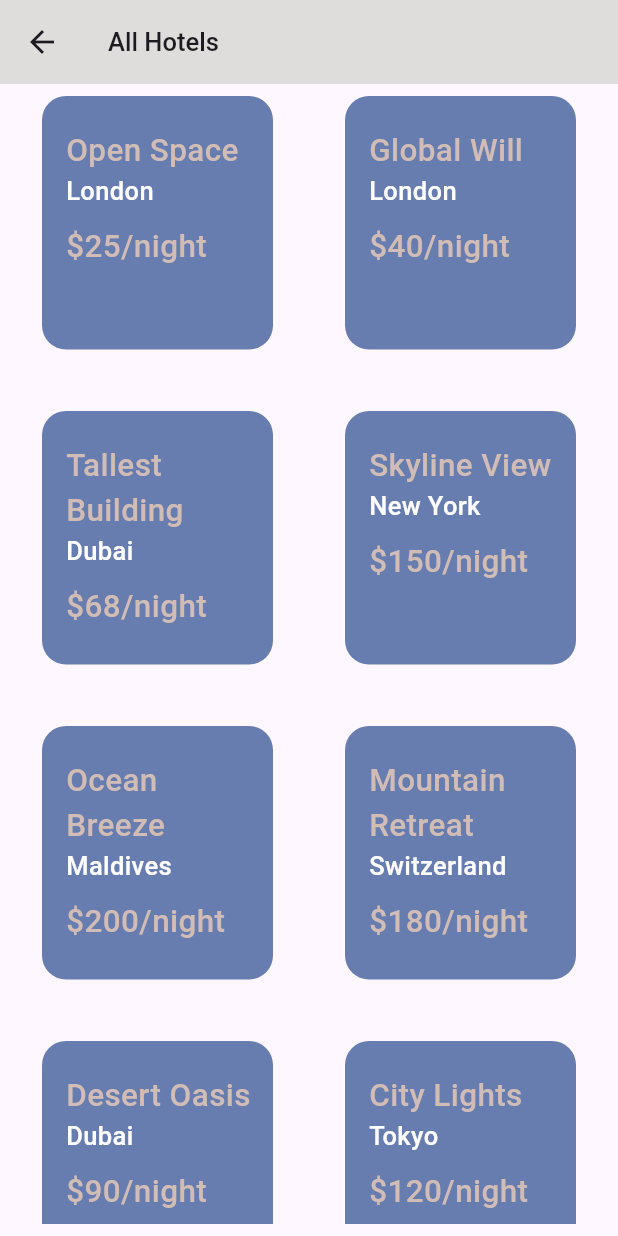
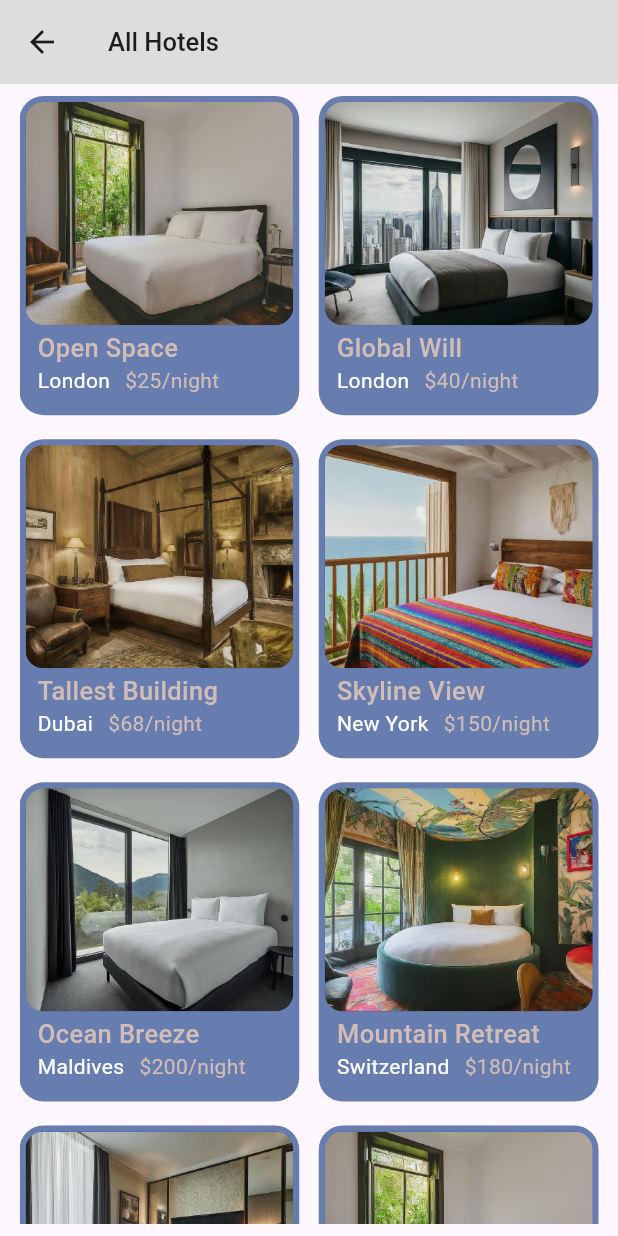
Before and after one commit to DAdawit/new_flutter, a Flutter app: the HotelScreen screen opened by its route, on a phone screen of 412 x 824 dp. Run offline on Flutter 3.47's test engine with Material 3 defaults, Android fonts, the phone set to English and light mode, and no system bars; our stand-ins replace barcode_widget, fluentui_icons.

Commit message:
hotels list page

```diff
--- a/lib/base/res/styles/app_styles.dart
+++ b/lib/base/res/styles/app_styles.dart
@@ -25,5 +25,5 @@ class AppStyles {
   static TextStyle headLine3 =
       const TextStyle(fontSize: 17, fontWeight: FontWeight.w500);
   static TextStyle headLine4 =
-      const TextStyle(fontSize: 14, fontWeight: FontWeight.w500);
+      const TextStyle(fontSize: 14, fontWeight: FontWeight.w400);
 }
--- a/lib/base/utils/all_json.dart
+++ b/lib/base/utils/all_json.dart
@@ -3,91 +3,121 @@ List<Map<String, dynamic>> hotelList = [
     'image': 'bedroom1.jpg',
     'place': 'Open Space',
     'destination': 'London',
-    'price': 25
+    'price': 25,
+    'description':
+        'A cozy and affordable room located in the heart of London, offering easy access to the city’s iconic landmarks and vibrant culture.'
   },
   {
     'image': 'bedroom2.jpg',
     'place': 'Global Will',
     'destination': 'London',
-    'price': 40
+    'price': 40,
+    'description':
+        'A modern hotel in London offering luxurious amenities and spacious rooms, perfect for business travelers and tourists alike.'
   },
   {
     'image': 'bedroom3.jpg',
     'place': 'Tallest Building',
     'destination': 'Dubai',
-    'price': 68
+    'price': 68,
+    'description':
+        'Stay in the world-renowned tallest building in Dubai with breathtaking views of the city skyline and luxurious accommodations.'
   },
   {
     'image': 'bedroom4.jpg',
     'place': 'Skyline View',
     'destination': 'New York',
-    'price': 150
+    'price': 150,
+    'description':
+        'Enjoy a breathtaking view of the New York City skyline from this elegant and stylish hotel in the heart of Manhattan.'
   },
   {
     'image': 'bedroom5.jpg',
     'place': 'Ocean Breeze',
     'destination': 'Maldives',
-    'price': 200
+    'price': 200,
+    'description':
+        'Escape to the Maldives and relax in this beachfront hotel with stunning ocean views, private villas, and tropical serenity.'
   },
   {
     'image': 'bedroom6.jpg',
     'place': 'Mountain Retreat',
     'destination': 'Switzerland',
-    'price': 180
+    'price': 180,
+    'description':
+        'A serene mountain retreat nestled in the Swiss Alps, offering luxury accommodation with access to hiking trails and ski resorts.'
   },
   {
     'image': 'bedroom7.jpg',
     'place': 'Desert Oasis',
     'destination': 'Dubai',
-    'price': 90
+    'price': 90,
+    'description':
+        'An oasis in the Dubai desert, combining modern luxury with a traditional Arabian ambiance. Perfect for a unique desert experience.'
   },
   {
     'image': 'bedroom1.jpg',
     'place': 'City Lights',
     'destination': 'Tokyo',
-    'price': 120
+    'price': 120,
+    'description':
+        'Experience the vibrant energy of Tokyo with a stay in this chic hotel, located close to major shopping districts and cultural sites.'
   },
   {
     'image': 'bedroom2.jpg',
     'place': 'Historic Haven',
     'destination': 'Rome',
-    'price': 80
+    'price': 80,
+    'description':
+        'Immerse yourself in the rich history of Rome by staying in this charming hotel located near iconic landmarks like the Colosseum.'
   },
   {
     'image': 'bedroom3.jpg',
     'place': 'Tropical Paradise',
     'destination': 'Hawaii',
-    'price': 250
+    'price': 250,
+    'description':
+        'A tropical paradise in Hawaii with beachfront access, stunning views, and a variety of activities for an unforgettable island vacation.'
   },
   {
     'image': 'bedroom4.jpg',
     'place': 'Countryside Charm',
     'destination': 'Tuscany',
-    'price': 70
+    'price': 70,
+    'description':
+        'A charming hotel in the Tuscan countryside, offering a peaceful escape with picturesque views of vineyards and rolling hills.'
   },
   {
     'image': 'bedroom5.jpg',
     'place': 'Urban Chic',
     'destination': 'Paris',
-    'price': 130
+    'price': 130,
+    'description':
+        'Stay in style in the heart of Paris with this chic and modern hotel, located near the Eiffel Tower and other famous landmarks.'
   },
   {
     'image': 'bedroom6.jpg',
     'place': 'Luxury Resort',
     'destination': 'Bali',
-    'price': 300
+    'price': 300,
+    'description':
+        'Indulge in the ultimate luxury at this Bali resort, featuring private villas, serene gardens, and world-class spa treatments.'
   },
   {
     'image': 'bedroom7.jpg',
     'place': 'Island Escape',
     'destination': 'Seychelles',
-    'price': 280
+    'price': 280,
+    'description':
+        'A secluded island escape in the Seychelles, offering pristine beaches, crystal-clear waters, and luxurious accommodations.'
   },
   {
     'image': 'bedroom7.jpg',
     'place': 'Forest Cabin',
     'destination': 'Canada',
-    'price': 60
+    'price': 60,
+    'description':
+        'A cozy forest cabin in Canada, perfect for nature lovers looking to enjoy peaceful surroundings and explore nearby hiking trails.'
   },
 ];
 
--- a/lib/screens/Hotel/hotel_screen.dart
+++ b/lib/screens/Hotel/hotel_screen.dart
@@ -16,25 +16,91 @@ class HotelScreen extends StatelessWidget {
             style: AppStyles.headLine3,
           ),
         ),
-        body: Padding(
+        body: Container(
+          margin: const EdgeInsets.only(left: 5),
+          child: Padding(
             padding: const EdgeInsets.all(8.0),
             child: GridView.builder(
               gridDelegate: const SliverGridDelegateWithFixedCrossAxisCount(
                   crossAxisCount: 2,
                   crossAxisSpacing: 8,
                   mainAxisSpacing: 16,
-                childAspectRatio: 1.0),
+                  childAspectRatio: 0.9),
               itemCount: hotelList.length,
               itemBuilder: (context, index) {
                 var singleHotel = hotelList[index];
-              return Hotel(hotel: singleHotel);
+                return HotelGridView(hotel: singleHotel);
               },
             ),
-          // scrollDirection: Axis.vertical,
-          // children: hotelList.map((hotel) => Hotel(hotel: hotel)).toList(),
+          ),
         )
 
         // body: Padding(padding: padding),
         );
   }
 }
+
+class HotelGridView extends StatelessWidget {
+  final bool wholeScreen;
+  final Map<String, dynamic> hotel;
+  const HotelGridView(
+      {super.key, required this.hotel, this.wholeScreen = false});
+
+  @override
+  Widget build(BuildContext context) {
+    // final size = MediaQuery.of(context).size;
+
+    return Container(
+      padding: const EdgeInsets.all(4),
+      margin: const EdgeInsets.only(right: 5),
+      decoration: BoxDecoration(
+          color: AppStyles.primaryColor,
+          borderRadius: BorderRadius.circular(16)),
+      child: Column(
+        crossAxisAlignment: CrossAxisAlignment.start,
+        children: [
+          AspectRatio(
+            aspectRatio: 1.2,
+            child: Container(
+              decoration: BoxDecoration(
+                  color: AppStyles.ticketBlue,
+                  borderRadius: BorderRadius.circular(12),
+                  image: DecorationImage(
+                      image: AssetImage('assets/images/${hotel["image"]}'),
+                      fit: BoxFit.cover)),
+            ),
+          ),
+          Padding(
+            padding: const EdgeInsets.only(left: 8, top: 3),
+            child: Column(
+              crossAxisAlignment: CrossAxisAlignment.start,
+              mainAxisAlignment: MainAxisAlignment.spaceBetween,
+              children: [
+                Text(
+                  hotel["place"],
+                  style: AppStyles.headLine3.copyWith(
+                    color: AppStyles.kakiColor,
+                  ),
+                ),
+                Row(
+                  children: [
+                    Text(
+                      hotel["destination"],
+                      style: AppStyles.headLine4.copyWith(color: Colors.white),
+                    ),
+                    const SizedBox(width: 10),
+                    Text(
+                      "\$${hotel["price"]}/night",
+                      style: AppStyles.headLine4
+                          .copyWith(color: AppStyles.kakiColor),
+                    ),
+                  ],
+                ),
+              ],
+            ),
+          ),
+        ],
+      ),
+    );
+  }
+}
--- a/lib/screens/Hotel/widgets/hotel.dart
+++ b/lib/screens/Hotel/widgets/hotel.dart
@@ -11,8 +11,8 @@ class Hotel extends StatelessWidget {
     final size = MediaQuery.of(context).size;
 
     return Container(
-      // width: size.width * 0.6,
-      // height: 350,
+      width: size.width * 0.6,
+      height: 350,
       padding: const EdgeInsets.all(8),
       margin: EdgeInsets.only(
           right: wholeScreen ? 0 : 20,
@@ -25,7 +25,7 @@ class Hotel extends StatelessWidget {
         crossAxisAlignment: CrossAxisAlignment.start,
         children: [
           Container(
-            // height: 175,
+            height: 175,
             decoration: BoxDecoration(
                 color: AppStyles.ticketBlue,
                 borderRadius: BorderRadius.circular(12),
--- a/lib/screens/Hotel/widgets/hotel_card.dart
+++ /dev/null
@@ -1,131 +0,0 @@
-import 'package:flutter/material.dart';
-import 'package:flutter_application_1/base/res/styles/app_styles.dart';
-
-// class HotelCard extends StatelessWidget {
-//   final bool wholeScreen;
-//   final Map<String, dynamic> hotel;
-//   const HotelCard({super.key, required this.hotel, this.wholeScreen = false});
-
-//   @override
-//   Widget build(BuildContext context) {
-//     final size = MediaQuery.of(context).size;
-
-//     return Scaffold(
-//         body: Container(
-//       width: size.width * 0.6,
-//       padding: const EdgeInsets.all(8),
-//       margin: EdgeInsets.only(
-//           right: wholeScreen ? 0 : 20,
-//           left: wholeScreen ? 0 : 20,
-//           bottom: wholeScreen ? 0 : 25),
-//       height: 350,
-//       decoration: BoxDecoration(
-//           color: AppStyles.primaryColor,
-//           borderRadius: BorderRadius.circular(16)),
-//       child: Column(
-//         crossAxisAlignment: CrossAxisAlignment.start,
-//         children: [
-//           Container(
-//             height: 175,
-//             decoration: BoxDecoration(
-//                 color: AppStyles.ticketBlue,
-//                 borderRadius: BorderRadius.circular(12),
-//                 image: DecorationImage(
-//                     image: AssetImage('assets/images/${hotel["image"]}'),
-//                     fit: BoxFit.cover)),
-//           ),
-//           const SizedBox(height: 10),
-//           Padding(
-//             padding: const EdgeInsets.only(left: 8, top: 3),
-//             child: Column(
-//               crossAxisAlignment: CrossAxisAlignment.start,
-//               mainAxisAlignment: MainAxisAlignment.spaceBetween,
-//               children: [
-//                 Text(
-//                   hotel["place"],
-//                   style: AppStyles.headLine2.copyWith(
-//                     color: AppStyles.kakiColor,
-//                   ),
-//                 ),
-//                 Text(
-//                   hotel["destination"],
-//                   style: AppStyles.headLine3.copyWith(color: Colors.white),
-//                 ),
-//                 const SizedBox(height: 10),
-//                 Text(
-//                   "\$${hotel["price"]}/night",
-//                   style:
-//                       AppStyles.headLine2.copyWith(color: AppStyles.kakiColor),
-//                 ),
-//               ],
-//             ),
-//           ),
-//         ],
-//       ),
-//     ));
-//   }
-// }
-
-class Hotel extends StatelessWidget {
-  final bool wholeScreen;
-  final Map<String, dynamic> hotel;
-  const Hotel({super.key, required this.hotel, this.wholeScreen = false});
-
-  @override
-  Widget build(BuildContext context) {
-    final size = MediaQuery.of(context).size;
-
-    return Container(
-      width: size.width * 0.6,
-      padding: const EdgeInsets.all(8),
-      margin: EdgeInsets.only(
-          right: wholeScreen ? 0 : 20,
-          left: wholeScreen ? 0 : 20,
-          bottom: wholeScreen ? 0 : 25),
-      height: 350,
-      decoration: BoxDecoration(
-          color: AppStyles.primaryColor,
-          borderRadius: BorderRadius.circular(16)),
-      child: Column(
-        crossAxisAlignment: CrossAxisAlignment.start,
-        children: [
-          Container(
-            height: 175,
-            decoration: BoxDecoration(
-                color: AppStyles.ticketBlue,
-                borderRadius: BorderRadius.circular(12),
-                image: DecorationImage(
-                    image: AssetImage('assets/images/${hotel["image"]}'),
-                    fit: BoxFit.cover)),
-          ),
-          const SizedBox(height: 10),
-          Padding(
-            padding: const EdgeInsets.only(left: 8, top: 3),
-            child: Column(
-              crossAxisAlignment: CrossAxisAlignment.start,
-              mainAxisAlignment: MainAxisAlignment.spaceBetween,
-              children: [
-                Text(
-                  hotel["place"],
-                  style: AppStyles.headLine2.copyWith(
-                    color: AppStyles.kakiColor,
-                  ),
-                ),
-                Text(
-                  hotel["destination"],
-                  style: AppStyles.headLine3.copyWith(color: Colors.white),
-                ),
-                const SizedBox(height: 10),
-                Text(
-                  "\$${hotel["price"]}/night",
-                  style:
-                      AppStyles.headLine2.copyWith(color: AppStyles.kakiColor),
-                ),
-              ],
-            ),
-          ),
-        ],
-      ),
-    );
-  }
-}
```
Lines whose indentation alone changed are shown as unchanged.
